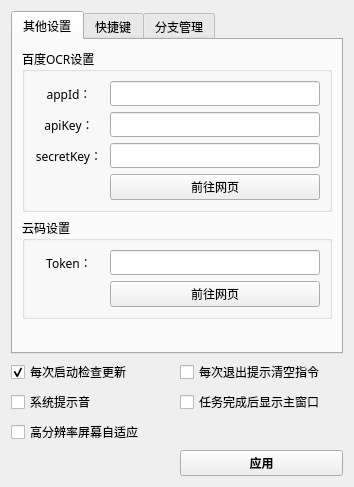
First picture: the form in Window/setting.ui, repository find-xposed-magisk/automatic_clicker_2, before the edit.
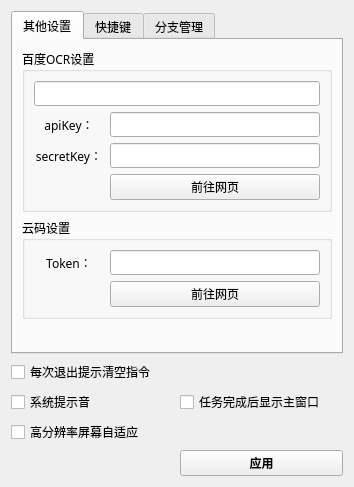
Second picture: the form after the edit. Icons and pictures are not drawn.

Commit message:
refactor(ui): 更新UI文件并移除更新功能相关代码
- 更新about_ui.py中的Qt版本号从6.8.0到6.11.0
- 将Qt枚举常量更新为新版本格式，如Qt.SolidPattern改为Qt.BrushStyle.SolidPattern
- 移除about_ui.py中的检查更新按钮及其相关样式设置
- 在functions.py中移除UPDATES_FOLDER相关代码
- 从images.qrc资源文件中移除更新图标
- 清理about_ui.py中的布局设置和字体变量命名
- 移除update模块的初始化文件
- 从.gitignore中移除updates目录的忽略规则

```diff
--- a/Window/setting.ui
+++ b/Window/setting.ui
@@ -440,7 +440,7 @@
             </property>
            </widget>
           </item>
-          <item row="0" column="1">
+      <item row="0" column="0" colspan="2">
            <widget class="QLineEdit" name="lineEdit"/>
           </item>
           <item row="1" column="0">
@@ -709,8 +709,8 @@
        </property>
       </widget>
      </item>
-     <item row="0" column="1">
-      <widget class="QCheckBox" name="checkBox_2">
+      <item row="0" column="0" colspan="2">
+       <widget class="QCheckBox" name="checkBox_2">
        <property name="styleSheet">
         <string notr="true"/>
        </property>
@@ -719,22 +719,6 @@
        </property>
       </widget>
      </item>
-     <item row="0" column="0">
-      <widget class="QCheckBox" name="checkBox">
-       <property name="layoutDirection">
-        <enum>Qt::LayoutDirection::LeftToRight</enum>
-       </property>
-       <property name="styleSheet">
-        <string notr="true"/>
-       </property>
-       <property name="text">
-        <string>每次启动检查更新</string>
-       </property>
-       <property name="checked">
-        <bool>true</bool>
-       </property>
-      </widget>
-     </item>
       <!-- Legacy restore-default button removed.
       <item row="4" column="0">
       <layout class="QHBoxLayout" name="horizontalLayout">
```
The commit also changes 22 other files.
